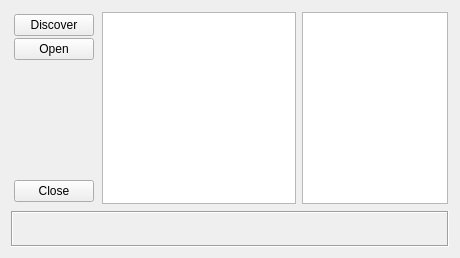
Above: hatdiscovery.ui from MccDv/mdihattest before the change. Below: the same form after it.
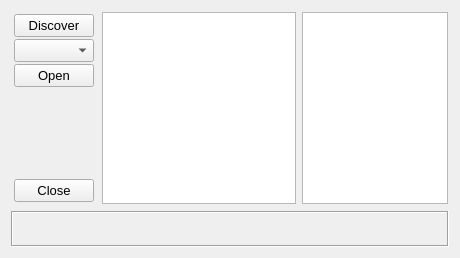
That is the form after the change.

The edit to the form file:
```diff
--- a/hatdiscovery.ui
+++ b/hatdiscovery.ui
@@ -10,6 +10,11 @@
     <height>254</height>
    </rect>
   </property>
+  <property name="font">
+   <font>
+    <pointsize>10</pointsize>
+   </font>
+  </property>
   <property name="windowTitle">
    <string>Discover Hats</string>
   </property>
@@ -84,6 +89,13 @@
            </property>
           </widget>
          </item>
+         <item>
+          <widget class="QComboBox" name="cmbFilter">
+           <property name="toolTip">
+            <string>Device filter</string>
+           </property>
+          </widget>
+         </item>
          <item>
           <widget class="QPushButton" name="cmdOpen">
            <property name="text">
```
